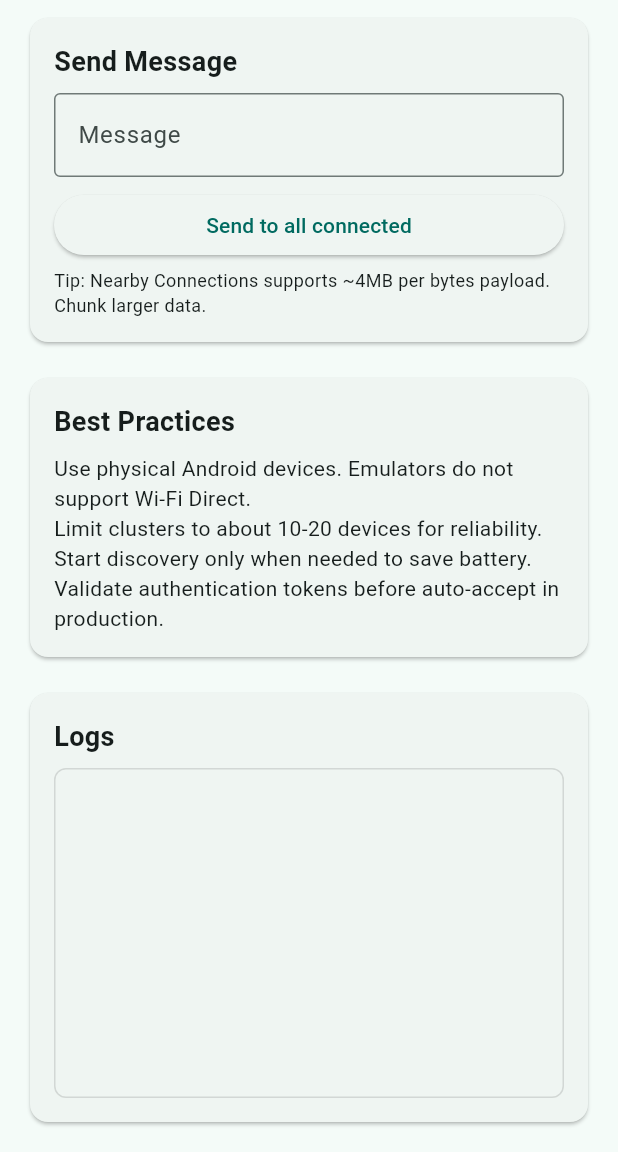
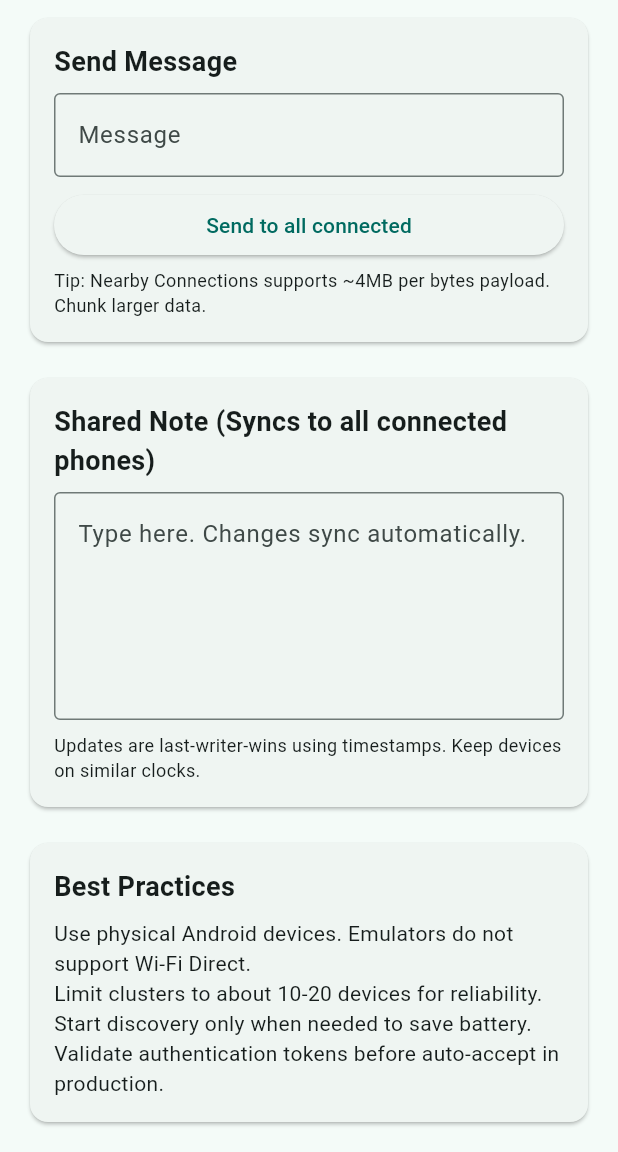
Before and after one commit to leocode09/network, a Flutter app: the screen it shows after launch, scrolled down 498 dp, on a phone screen of 412 x 824 dp, the part 84-1236 px from its top. Run offline on Flutter 3.47's test engine with Material 3 defaults, Android fonts, the phone set to English and light mode, and no system bars; our stand-ins replace device_info_plus, permission_handler; missing offline and left inert: nearby_connections.

Commit message:
Update main.dart

```diff
--- a/lib/main.dart
+++ b/lib/main.dart
@@ -1,3 +1,4 @@
+import 'dart:async';
 import 'dart:convert';
 import 'dart:io';
 import 'dart:typed_data';
@@ -43,7 +44,11 @@ class _InflataHomePageState extends State<InflataHomePage>
   final DeviceInfoPlugin _deviceInfo = DeviceInfoPlugin();
   final TextEditingController _nameController = TextEditingController();
   final TextEditingController _messageController = TextEditingController();
+  final TextEditingController _sharedNoteController = TextEditingController();
   final ScrollController _logScrollController = ScrollController();
+  Timer? _noteDebounce;
+  bool _suppressNoteBroadcast = false;
+  int _lastNoteUpdateMs = 0;
 
   bool _running = false;
   bool _advertising = false;
@@ -58,6 +63,7 @@ class _InflataHomePageState extends State<InflataHomePage>
     super.initState();
     WidgetsBinding.instance.addObserver(this);
     _nameController.text = 'Inflata-${DateTime.now().millisecondsSinceEpoch % 10000}';
+    _sharedNoteController.addListener(_onSharedNoteChanged);
   }
 
   @override
@@ -65,7 +71,10 @@ class _InflataHomePageState extends State<InflataHomePage>
     WidgetsBinding.instance.removeObserver(this);
     _nameController.dispose();
     _messageController.dispose();
+    _sharedNoteController.removeListener(_onSharedNoteChanged);
+    _sharedNoteController.dispose();
     _logScrollController.dispose();
+    _noteDebounce?.cancel();
     Nearby().stopAllEndpoints();
     Nearby().stopDiscovery();
     Nearby().stopAdvertising();
@@ -305,8 +314,17 @@ class _InflataHomePageState extends State<InflataHomePage>
 
     final message = utf8.decode(bytes);
     try {
-      final data = jsonDecode(message) as Map<String, dynamic>;
-      _addLog('From $endpointId: ${data.toString()}');
+      final data = jsonDecode(message);
+      if (data is Map<String, dynamic>) {
+        final type = data['type'];
+        if (type == 'note_update') {
+          _applyRemoteNoteUpdate(endpointId, data);
+          return;
+        }
+        _addLog('From $endpointId: ${data.toString()}');
+      } else {
+        _addLog('From $endpointId: $message');
+      }
     } catch (_) {
       _addLog('From $endpointId: $message');
     }
@@ -341,6 +359,13 @@ class _InflataHomePageState extends State<InflataHomePage>
     final jsonMessage = jsonEncode(data);
     final bytes = Uint8List.fromList(utf8.encode(jsonMessage));
 
+    await _sendBytesToAll(bytes);
+
+    _messageController.clear();
+    _addLog('Sent message to ${_connectedEndpoints.length} peer(s).');
+  }
+
+  Future<void> _sendBytesToAll(Uint8List bytes) async {
     for (final endpointId in _connectedEndpoints) {
       try {
         await Nearby().sendBytesPayload(endpointId, bytes);
@@ -348,9 +373,64 @@ class _InflataHomePageState extends State<InflataHomePage>
         _addLog('Send failed to $endpointId: $error');
       }
     }
+  }
 
-    _messageController.clear();
-    _addLog('Sent message to ${_connectedEndpoints.length} peer(s).');
+  void _onSharedNoteChanged() {
+    if (_suppressNoteBroadcast) {
+      return;
+    }
+
+    _noteDebounce?.cancel();
+    _noteDebounce = Timer(const Duration(milliseconds: 400), _broadcastNoteUpdate);
+  }
+
+  Future<void> _broadcastNoteUpdate() async {
+    if (_connectedEndpoints.isEmpty) {
+      return;
+    }
+
+    final note = _sharedNoteController.text;
+    final timestamp = DateTime.now().millisecondsSinceEpoch;
+    _lastNoteUpdateMs = timestamp;
+
+    final data = <String, dynamic>{
+      'type': 'note_update',
+      'note': note,
+      'timestamp': timestamp,
+      'from': _deviceName,
+    };
+
+    final jsonMessage = jsonEncode(data);
+    final bytes = Uint8List.fromList(utf8.encode(jsonMessage));
+    await _sendBytesToAll(bytes);
+    _addLog('Synced shared note to ${_connectedEndpoints.length} peer(s).');
+  }
+
+  void _applyRemoteNoteUpdate(String endpointId, Map<String, dynamic> data) {
+    final timestamp = data['timestamp'];
+    if (timestamp is! int) {
+      _addLog('Invalid note update from $endpointId.');
+      return;
+    }
+
+    if (timestamp <= _lastNoteUpdateMs) {
+      return;
+    }
+
+    final note = data['note'];
+    if (note is! String) {
+      _addLog('Invalid note payload from $endpointId.');
+      return;
+    }
+
+    _lastNoteUpdateMs = timestamp;
+    _suppressNoteBroadcast = true;
+    _sharedNoteController.text = note;
+    _sharedNoteController.selection = TextSelection.collapsed(
+      offset: _sharedNoteController.text.length,
+    );
+    _suppressNoteBroadcast = false;
+    _addLog('Applied shared note from $endpointId.');
   }
 
   void _addLog(String message) {
@@ -393,6 +473,8 @@ class _InflataHomePageState extends State<InflataHomePage>
           _buildPeersCard(),
           const SizedBox(height: 16),
           _buildMessageCard(),
+          const SizedBox(height: 16),
+          _buildSharedNoteCard(),
           const SizedBox(height: 16),
           _buildNotesCard(),
           const SizedBox(height: 16),
@@ -540,6 +622,38 @@ class _InflataHomePageState extends State<InflataHomePage>
     );
   }
 
+  Widget _buildSharedNoteCard() {
+    return Card(
+      child: Padding(
+        padding: const EdgeInsets.all(16),
+        child: Column(
+          crossAxisAlignment: CrossAxisAlignment.start,
+          children: [
+            const Text(
+              'Shared Note (Syncs to all connected phones)',
+              style: TextStyle(fontSize: 18, fontWeight: FontWeight.bold),
+            ),
+            const SizedBox(height: 8),
+            TextField(
+              controller: _sharedNoteController,
+              minLines: 5,
+              maxLines: 10,
+              decoration: const InputDecoration(
+                hintText: 'Type here. Changes sync automatically.',
+                border: OutlineInputBorder(),
+              ),
+            ),
+            const SizedBox(height: 8),
+            const Text(
+              'Updates are last-writer-wins using timestamps. Keep devices on similar clocks.',
+              style: TextStyle(fontSize: 12),
+            ),
+          ],
+        ),
+      ),
+    );
+  }
+
   Widget _buildNotesCard() {
     return Card(
       child: Padding(
```
